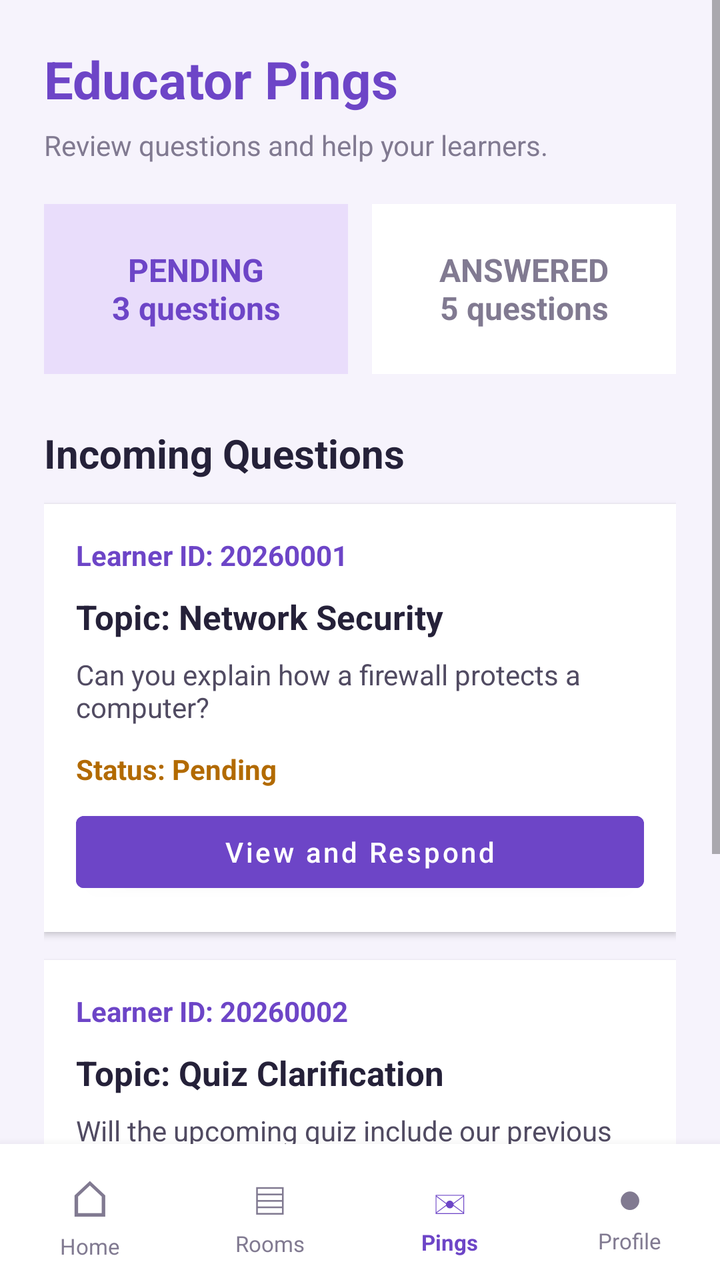
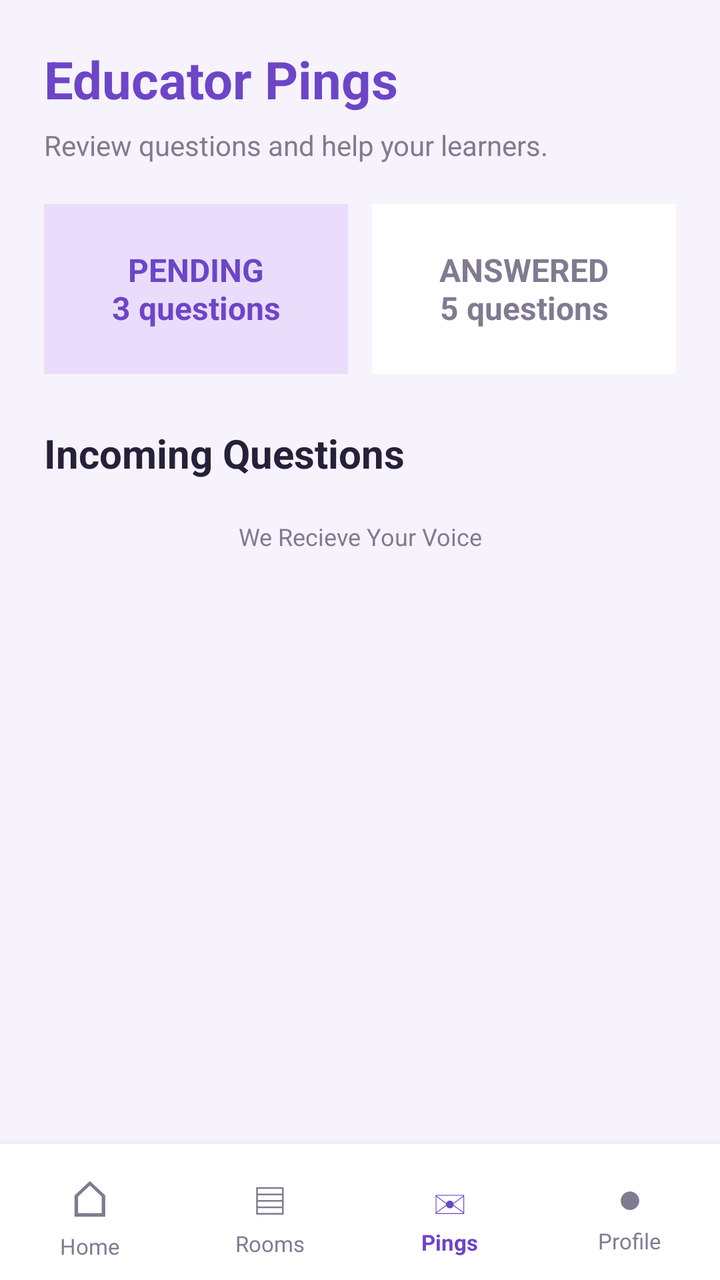

Screens rendered from an Android XML layout before and after an edit, with the pre-edit source and the edit as a unified diff.
<!-- AndroidManifest.xml: application theme Theme.ReciVox -->
<!-- res/layout/activity_educator_ping_view.xml -->
<?xml version="1.0" encoding="utf-8"?>
<LinearLayout xmlns:android="http://schemas.android.com/apk/res/android"
    android:layout_width="match_parent"
    android:layout_height="match_parent"
    android:orientation="vertical"
    android:background="#F6F3FC">

    
    <ScrollView
        android:layout_width="match_parent"
        android:layout_height="0dp"
        android:layout_weight="1"
        android:fillViewport="true">

        <LinearLayout
            android:layout_width="match_parent"
            android:layout_height="wrap_content"
            android:orientation="vertical"
            android:padding="22dp">

            <TextView
                android:layout_width="match_parent"
                android:layout_height="wrap_content"
                android:text="Educator Pings"
                android:textColor="#6D45C7"
                android:textSize="26sp"
                android:textStyle="bold" />

            <TextView
                android:layout_width="match_parent"
                android:layout_height="wrap_content"
                android:text="Review questions and help your learners."
                android:textColor="#817A91"
                android:textSize="14sp"
                android:layout_marginTop="6dp"
                android:layout_marginBottom="20dp" />

            
            <LinearLayout
                android:layout_width="match_parent"
                android:layout_height="wrap_content"
                android:orientation="horizontal"
                android:weightSum="2">

                <TextView
                    android:id="@+id/pendingPingsCount"
                    android:layout_width="0dp"
                    android:layout_height="85dp"
                    android:layout_weight="1"
                    android:layout_marginEnd="6dp"
                    android:gravity="center"
                    android:background="#E9DDFB"
                    android:text="PENDING\n3 questions"
                    android:textColor="#6D45C7"
                    android:textSize="16sp"
                    android:textStyle="bold" />

                <TextView
                    android:id="@+id/answeredPingsCount"
                    android:layout_width="0dp"
                    android:layout_height="85dp"
                    android:layout_weight="1"
                    android:layout_marginStart="6dp"
                    android:gravity="center"
                    android:background="#FFFFFF"
                    android:text="ANSWERED\n5 questions"
                    android:textColor="#817A91"
                    android:textSize="16sp"
                    android:textStyle="bold" />

            </LinearLayout>

            <TextView
                android:layout_width="match_parent"
                android:layout_height="wrap_content"
                android:text="Incoming Questions"
                android:textColor="#252139"
                android:textSize="20sp"
                android:textStyle="bold"
                android:layout_marginTop="26dp"
                android:layout_marginBottom="12dp" />

            
            <LinearLayout
                android:id="@+id/pingCard1"
                android:layout_width="match_parent"
                android:layout_height="wrap_content"
                android:orientation="vertical"
                android:padding="16dp"
                android:background="#FFFFFF"
                android:elevation="2dp"
                android:layout_marginBottom="14dp">

                <TextView
                    android:layout_width="match_parent"
                    android:layout_height="wrap_content"
                    android:text="Learner ID: 20260001"
                    android:textColor="#6D45C7"
                    android:textStyle="bold"
                    android:textSize="14sp" />

                <TextView
                    android:layout_width="match_parent"
                    android:layout_height="wrap_content"
                    android:text="Topic: Network Security"
                    android:textColor="#252139"
                    android:textStyle="bold"
                    android:textSize="17sp"
                    android:layout_marginTop="10dp" />

                <TextView
                    android:layout_width="match_parent"
                    android:layout_height="wrap_content"
                    android:text="Can you explain how a firewall protects a computer?"
                    android:textColor="#514B62"
                    android:textSize="14sp"
                    android:layout_marginTop="8dp" />

                <TextView
                    android:id="@+id/status1"
                    android:layout_width="wrap_content"
                    android:layout_height="wrap_content"
                    android:text="Status: Pending"
                    android:textColor="#B26A00"
                    android:textStyle="bold"
                    android:layout_marginTop="12dp" />

                <Button
                    android:id="@+id/respond1"
                    android:layout_width="match_parent"
                    android:layout_height="48dp"
                    android:text="View and Respond"
                    android:textAllCaps="false"
                    android:textColor="#FFFFFF"
                    android:backgroundTint="#6D45C7"
                    android:layout_marginTop="8dp" />

            </LinearLayout>

            
            <LinearLayout
                android:id="@+id/pingCard2"
                android:layout_width="match_parent"
                android:layout_height="wrap_content"
                android:orientation="vertical"
                android:padding="16dp"
                android:background="#FFFFFF"
                android:elevation="2dp"
                android:layout_marginBottom="14dp">

                <TextView
                    android:layout_width="match_parent"
                    android:layout_height="wrap_content"
                    android:text="Learner ID: 20260002"
                    android:textColor="#6D45C7"
                    android:textStyle="bold"
                    android:textSize="14sp" />

                <TextView
                    android:layout_width="match_parent"
                    android:layout_height="wrap_content"
                    android:text="Topic: Quiz Clarification"
                    android:textColor="#252139"
                    android:textStyle="bold"
                    android:textSize="17sp"
                    android:layout_marginTop="10dp" />

                <TextView
                    android:layout_width="match_parent"
                    android:layout_height="wrap_content"
                    android:text="Will the upcoming quiz include our previous lesson?"
                    android:textColor="#514B62"
                    android:textSize="14sp"
                    android:layout_marginTop="8dp" />

                <TextView
                    android:id="@+id/status2"
                    android:layout_width="wrap_content"
                    android:layout_height="wrap_content"
                    android:text="Status: Pending"
                    android:textColor="#B26A00"
                    android:textStyle="bold"
                    android:layout_marginTop="12dp" />

                <Button
                    android:id="@+id/respond2"
                    android:layout_width="match_parent"
                    android:layout_height="48dp"
                    android:text="View and Respond"
                    android:textAllCaps="false"
                    android:textColor="#FFFFFF"
                    android:backgroundTint="#6D45C7"
                    android:layout_marginTop="8dp" />

            </LinearLayout>

            <TextView
                android:layout_width="match_parent"
                android:layout_height="wrap_content"
                android:text="We Recieve Your Voice"
                android:textColor="#817A91"
                android:textSize="12sp"
                android:gravity="center"
                android:layout_marginTop="8dp"
                android:layout_marginBottom="12dp" />

        </LinearLayout>
    </ScrollView>

    
    <LinearLayout
        android:layout_width="match_parent"
        android:layout_height="68dp"
        android:orientation="horizontal"
        android:gravity="center"
        android:background="#FFFFFF"
        android:elevation="8dp"
        android:paddingTop="6dp"
        android:paddingBottom="6dp">

        
        <LinearLayout
            android:id="@+id/navHome"
            android:layout_width="0dp"
            android:layout_height="match_parent"
            android:layout_weight="1"
            android:orientation="vertical"
            android:gravity="center"
            android:clickable="true"
            android:focusable="true">

            <TextView
                android:layout_width="wrap_content"
                android:layout_height="wrap_content"
                android:text="⌂"
                android:textSize="25sp"
                android:textColor="#817A91" />

            <TextView
                android:layout_width="wrap_content"
                android:layout_height="wrap_content"
                android:text="Home"
                android:textSize="11sp"
                android:textColor="#817A91" />
        </LinearLayout>

        
        <LinearLayout
            android:id="@+id/navRooms"
            android:layout_width="0dp"
            android:layout_height="match_parent"
            android:layout_weight="1"
            android:orientation="vertical"
            android:gravity="center"
            android:clickable="true"
            android:focusable="true">

            <TextView
                android:layout_width="wrap_content"
                android:layout_height="wrap_content"
                android:text="▤"
                android:textSize="23sp"
                android:textColor="#817A91" />

            <TextView
                android:layout_width="wrap_content"
                android:layout_height="wrap_content"
                android:text="Rooms"
                android:textSize="11sp"
                android:textColor="#817A91" />
        </LinearLayout>

        
        <LinearLayout
            android:id="@+id/navPings"
            android:layout_width="0dp"
            android:layout_height="match_parent"
            android:layout_weight="1"
            android:orientation="vertical"
            android:gravity="center"
            android:clickable="true"
            android:focusable="true">

            <TextView
                android:layout_width="wrap_content"
                android:layout_height="wrap_content"
                android:text="✉"
                android:textSize="22sp"
                android:textColor="#6D45C7" />

            <TextView
                android:layout_width="wrap_content"
                android:layout_height="wrap_content"
                android:text="Pings"
                android:textSize="11sp"
                android:textStyle="bold"
                android:textColor="#6D45C7" />
        </LinearLayout>

        
        <LinearLayout
            android:id="@+id/navProfile"
            android:layout_width="0dp"
            android:layout_height="match_parent"
            android:layout_weight="1"
            android:orientation="vertical"
            android:gravity="center"
            android:clickable="true"
            android:focusable="true">

            <TextView
                android:layout_width="wrap_content"
                android:layout_height="wrap_content"
                android:text="●"
                android:textSize="21sp"
                android:textColor="#817A91" />

            <TextView
                android:layout_width="wrap_content"
                android:layout_height="wrap_content"
                android:text="Profile"
                android:textSize="11sp"
                android:textColor="#817A91" />
        </LinearLayout>

    </LinearLayout>

</LinearLayout>
<!-- resources referenced by this layout -->
<resources>
  <style name="Theme.ReciVox" parent="Theme.MaterialComponents.DayNight.DarkActionBar">
          
          <item name="colorPrimary">@color/purple_500</item>
          <item name="colorPrimaryVariant">@color/purple_700</item>
          <item name="colorOnPrimary">@color/white</item>
          
          <item name="colorSecondary">@color/teal_200</item>
          <item name="colorSecondaryVariant">@color/teal_700</item>
          <item name="colorOnSecondary">@color/black</item>
          
          <item name="android:statusBarColor">?attr/colorPrimaryVariant</item>
          
      </style>
  <color name="purple_500">#FF6200EE</color>
  <color name="purple_700">#FF3700B3</color>
  <color name="white">#FFFFFFFF</color>
  <color name="teal_200">#FF03DAC5</color>
  <color name="teal_700">#FF018786</color>
  <color name="black">#FF000000</color>
</resources>

<!-- the commit's change to res/layout/activity_educator_ping_view.xml (unified diff, before → after) -->
@@ -82,117 +82,10 @@
 
             
             <LinearLayout
-                android:id="@+id/pingCard1"
-                android:layout_width="match_parent"
-                android:layout_height="wrap_content"
-                android:orientation="vertical"
-                android:padding="16dp"
-                android:background="#FFFFFF"
-                android:elevation="2dp"
-                android:layout_marginBottom="14dp">
-
-                <TextView
-                    android:layout_width="match_parent"
-                    android:layout_height="wrap_content"
-                    android:text="Learner ID: 20260001"
-                    android:textColor="#6D45C7"
-                    android:textStyle="bold"
-                    android:textSize="14sp" />
-
-                <TextView
-                    android:layout_width="match_parent"
-                    android:layout_height="wrap_content"
-                    android:text="Topic: Network Security"
-                    android:textColor="#252139"
-                    android:textStyle="bold"
-                    android:textSize="17sp"
-                    android:layout_marginTop="10dp" />
-
-                <TextView
-                    android:layout_width="match_parent"
-                    android:layout_height="wrap_content"
-                    android:text="Can you explain how a firewall protects a computer?"
-                    android:textColor="#514B62"
-                    android:textSize="14sp"
-                    android:layout_marginTop="8dp" />
-
-                <TextView
-                    android:id="@+id/status1"
-                    android:layout_width="wrap_content"
-                    android:layout_height="wrap_content"
-                    android:text="Status: Pending"
-                    android:textColor="#B26A00"
-                    android:textStyle="bold"
-                    android:layout_marginTop="12dp" />
-
-                <Button
-                    android:id="@+id/respond1"
-                    android:layout_width="match_parent"
-                    android:layout_height="48dp"
-                    android:text="View and Respond"
-                    android:textAllCaps="false"
-                    android:textColor="#FFFFFF"
-                    android:backgroundTint="#6D45C7"
-                    android:layout_marginTop="8dp" />
-
-            </LinearLayout>
-
-            
-            <LinearLayout
-                android:id="@+id/pingCard2"
-                android:layout_width="match_parent"
-                android:layout_height="wrap_content"
-                android:orientation="vertical"
-                android:padding="16dp"
-                android:background="#FFFFFF"
-                android:elevation="2dp"
-                android:layout_marginBottom="14dp">
-
-                <TextView
-                    android:layout_width="match_parent"
-                    android:layout_height="wrap_content"
-                    android:text="Learner ID: 20260002"
-                    android:textColor="#6D45C7"
-                    android:textStyle="bold"
-                    android:textSize="14sp" />
-
-                <TextView
-                    android:layout_width="match_parent"
-                    android:layout_height="wrap_content"
-                    android:text="Topic: Quiz Clarification"
-                    android:textColor="#252139"
-                    android:textStyle="bold"
-                    android:textSize="17sp"
-                    android:layout_marginTop="10dp" />
-
-                <TextView
-                    android:layout_width="match_parent"
-                    android:layout_height="wrap_content"
-                    android:text="Will the upcoming quiz include our previous lesson?"
-                    android:textColor="#514B62"
-                    android:textSize="14sp"
-                    android:layout_marginTop="8dp" />
-
-                <TextView
-                    android:id="@+id/status2"
-                    android:layout_width="wrap_content"
-                    android:layout_height="wrap_content"
-                    android:text="Status: Pending"
-                    android:textColor="#B26A00"
-                    android:textStyle="bold"
-                    android:layout_marginTop="12dp" />
-
-                <Button
-                    android:id="@+id/respond2"
-                    android:layout_width="match_parent"
-                    android:layout_height="48dp"
-                    android:text="View and Respond"
-                    android:textAllCaps="false"
-                    android:textColor="#FFFFFF"
-                    android:backgroundTint="#6D45C7"
-                    android:layout_marginTop="8dp" />
-
-            </LinearLayout>
+                android:id="@+id/incomingPingsContainer"
+                android:layout_width="match_parent"
+                android:layout_height="wrap_content"
+                android:orientation="vertical" />
 
             <TextView
                 android:layout_width="match_parent"
@@ -230,11 +123,12 @@
             android:focusable="true">
 
             <TextView
+                android:id="@+id/Home"
                 android:layout_width="wrap_content"
                 android:layout_height="wrap_content"
                 android:text="⌂"
-                android:textSize="25sp"
-                android:textColor="#817A91" />
+                android:textColor="#817A91"
+                android:textSize="25sp" />
 
             <TextView
                 android:layout_width="wrap_content"
@@ -321,6 +215,7 @@
                 android:text="Profile"
                 android:textSize="11sp"
                 android:textColor="#817A91" />
+
         </LinearLayout>
 
     </LinearLayout>
